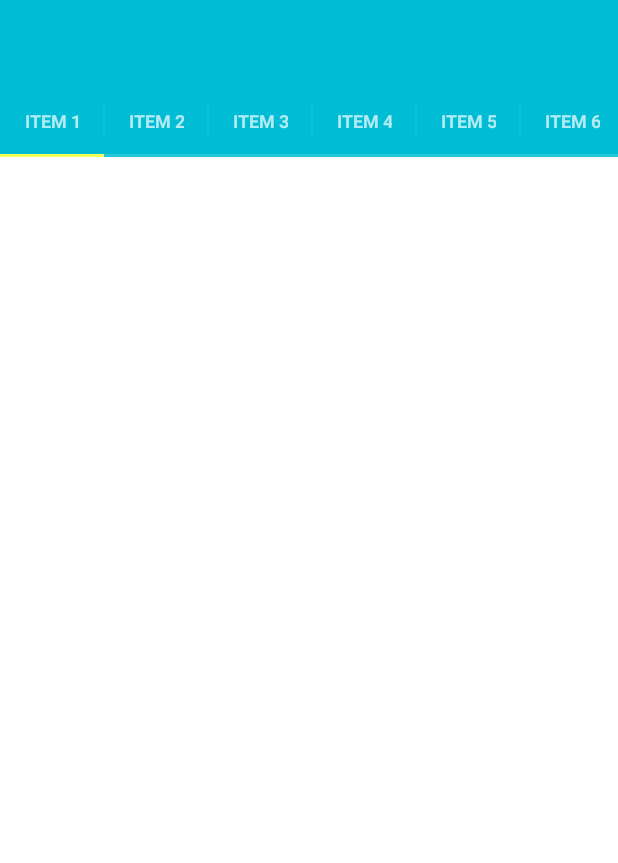
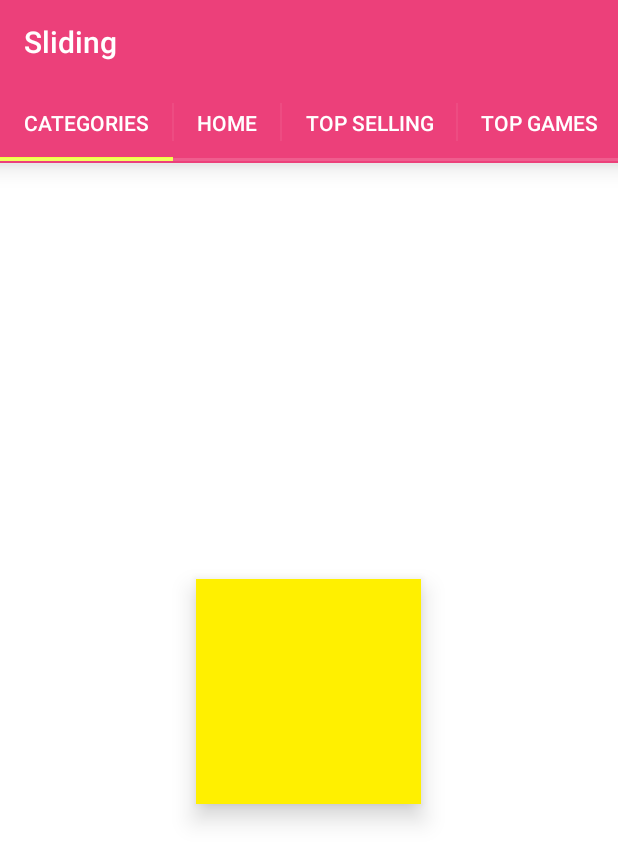
Before and after one commit to saulmm/Android-Material-Examples, an Android app: the screen it shows after launch (MainActivity), on a phone screen of 412 x 824 dp. Shown: the top 863 px of the screen. Run offline under Robolectric (Android 15) with nearby library versions, the phone set to English and light mode, and no system bars.

Commit message:
Adjusted slidingtablayout and added toolbar

```diff
--- a/app/src/main/java/com/saulmm/material/slidingtabs/MainActivity.java
+++ b/app/src/main/java/com/saulmm/material/slidingtabs/MainActivity.java
@@ -19,6 +19,8 @@ package com.saulmm.material.slidingtabs;
 import android.app.Activity;
 import android.app.FragmentTransaction;
 import android.os.Bundle;
+import android.support.v7.app.ActionBarActivity;
+import android.support.v7.widget.Toolbar;
 import com.saulmm.material.R;
 
 /**
@@ -28,7 +30,7 @@ import com.saulmm.material.R;
  * For devices with displays with a width of 720dp or greater, the sample log is always visible,
  * on other devices it's visibility is controlled by an item on the Action Bar.
  */
-public class MainActivity extends Activity {
+public class MainActivity extends ActionBarActivity {
 
     public static final String TAG = "MainActivity";
 
@@ -46,5 +48,11 @@ public class MainActivity extends Activity {
             transaction.replace(R.id.sample_content_fragment, fragment);
             transaction.commit();
         }
+
+        // Configure toolbar
+        Toolbar mainToolbar = (Toolbar) findViewById(R.id.toolbar);
+        setSupportActionBar(mainToolbar);
+        getSupportActionBar().setTitle("Sliding");
+
     }
 }
--- a/app/src/main/java/com/saulmm/material/slidingtabs/SlidingTabsBasicFragment.java
+++ b/app/src/main/java/com/saulmm/material/slidingtabs/SlidingTabsBasicFragment.java
@@ -25,6 +25,7 @@ import android.util.Log;
 import android.view.LayoutInflater;
 import android.view.View;
 import android.view.ViewGroup;
+import android.widget.Button;
 import android.widget.TextView;
 
 import com.saulmm.material.R;
@@ -90,13 +91,14 @@ public class SlidingTabsBasicFragment extends Fragment {
      * {@link SlidingTabLayout}.
      */
     class SamplePagerAdapter extends PagerAdapter {
+        final String [] TITLES = {"CATEGORIES", "HOME", "TOP SELLING", "TOP GAMES", "TOP GROSSING"};
 
         /**
          * @return the number of pages to display
          */
         @Override
         public int getCount() {
-            return 10;
+            return 5;
         }
 
         /**
@@ -118,7 +120,7 @@ public class SlidingTabsBasicFragment extends Fragment {
          */
         @Override
         public CharSequence getPageTitle(int position) {
-            return "Item " + (position + 1);
+            return TITLES[position];
         }
         // END_INCLUDE (pageradapter_getpagetitle)
 
@@ -132,13 +134,10 @@ public class SlidingTabsBasicFragment extends Fragment {
             View view = getActivity().getLayoutInflater().inflate(R.layout.pager_item,
                     container, false);
             // Add the newly created View to the ViewPager
+
+
             container.addView(view);
 
-            // Retrieve a TextView from the inflated View, and update it's text
-            TextView title = (TextView) view.findViewById(R.id.item_title);
-            title.setText(String.valueOf(position + 1));
-
-            Log.i(LOG_TAG, "instantiateItem() [position: " + position + "]");
 
             // Return the View
             return view;
--- a/app/src/main/java/com/saulmm/material/slidingtabs/views/SlidingTabLayout.java
+++ b/app/src/main/java/com/saulmm/material/slidingtabs/views/SlidingTabLayout.java
@@ -28,6 +28,8 @@ import android.view.LayoutInflater;
 import android.view.View;
 import android.widget.HorizontalScrollView;
 import android.widget.TextView;
+
+import com.saulmm.material.R;
 
 /**
  * To be used with ViewPager to provide a tab indicator component which give constant feedback as to
@@ -67,7 +69,7 @@ public class SlidingTabLayout extends HorizontalScrollView {
 
     private static final int TITLE_OFFSET_DIPS = 24;
     private static final int TAB_VIEW_PADDING_DIPS = 16;
-    private static final int TAB_VIEW_TEXT_SIZE_SP = 12;
+    private static final int TAB_VIEW_TEXT_SIZE_SP = 14;
 
     private int mTitleOffset;
 
@@ -173,6 +175,7 @@ public class SlidingTabLayout extends HorizontalScrollView {
         textView.setGravity(Gravity.CENTER);
         textView.setTextSize(TypedValue.COMPLEX_UNIT_SP, TAB_VIEW_TEXT_SIZE_SP);
         textView.setTypeface(Typeface.DEFAULT_BOLD);
+        textView.setTextAppearance(context, R.style.SlidingTextViewStyle);
 
         if (Build.VERSION.SDK_INT >= Build.VERSION_CODES.HONEYCOMB) {
             // If we're running on Honeycomb or newer, then we can use the Theme's
--- a/app/src/main/java/com/saulmm/material/slidingtabs/views/SlidingTabStrip.java
+++ b/app/src/main/java/com/saulmm/material/slidingtabs/views/SlidingTabStrip.java
@@ -30,7 +30,7 @@ class SlidingTabStrip extends LinearLayout {
 
     private static final int DEFAULT_BOTTOM_BORDER_THICKNESS_DIPS = 2;
     private static final byte DEFAULT_BOTTOM_BORDER_COLOR_ALPHA = 0x26;
-    private static final int SELECTED_INDICATOR_THICKNESS_DIPS = 2;
+    private static final int SELECTED_INDICATOR_THICKNESS_DIPS = 3;
     private static final int DEFAULT_SELECTED_INDICATOR_COLOR = 0xFF33B5E5;
 
     private static final int DEFAULT_DIVIDER_THICKNESS_DIPS = 1;
--- a/app/src/main/res/layout/activity_main.xml
+++ b/app/src/main/res/layout/activity_main.xml
@@ -4,6 +4,13 @@
       android:layout_width="match_parent"
       android:layout_height="match_parent"
       android:id="@+id/sample_main_layout">
+
+    <android.support.v7.widget.Toolbar
+        android:id="@+id/toolbar"
+        android:layout_height="wrap_content"
+        android:layout_width="match_parent"
+        android:background="?android:colorPrimary"
+        android:minHeight="?attr/actionBarSize"/>
 
     <FrameLayout
           android:id="@+id/sample_content_fragment"
--- a/app/src/main/res/layout/fragment_sample.xml
+++ b/app/src/main/res/layout/fragment_sample.xml
@@ -2,25 +2,27 @@
 <LinearLayout xmlns:android="http://schemas.android.com/apk/res/android"
     android:layout_width="match_parent"
     android:layout_height="match_parent"
+    android:background="#FFF"
     android:orientation="vertical">
-
-    <android.support.v7.widget.Toolbar
-        android:id="@+id/toolbar"
-        android:layout_height="wrap_content"
-        android:layout_width="match_parent"
-        android:background="?android:colorPrimary"
-        android:minHeight="?attr/actionBarSize"/>
 
     <com.saulmm.material.slidingtabs.views.SlidingTabLayout
         android:id="@+id/sliding_tabs"
         android:layout_width="match_parent"
-          android:layout_height="wrap_content" />
+        android:layout_height="wrap_content"
+        android:elevation="10dp"/>
+
+    <View
+        android:layout_width="match_parent"
+        android:layout_height="1dp"
+        android:background="@color/theme_default_primary"
+        android:elevation="10dp"/>
 
     <android.support.v4.view.ViewPager
         android:id="@+id/viewpager"
         android:layout_width="match_parent"
         android:layout_height="0px"
         android:layout_weight="1"
+        android:layout_marginBottom="10dp"
         android:background="@android:color/white"/>
 
 </LinearLayout>
--- a/app/src/main/res/layout/pager_item.xml
+++ b/app/src/main/res/layout/pager_item.xml
@@ -6,17 +6,31 @@
       android:orientation="vertical"
       android:gravity="center">
 
-    <TextView
-          android:id="@+id/item_subtitle"
-          android:layout_width="wrap_content"
-          android:layout_height="wrap_content"
-          android:textAppearance="?android:attr/textAppearanceLarge"
-          android:text="Page:"/>
+    <LinearLayout
+        xmlns:android="http://schemas.android.com/apk/res/android"
+        android:orientation="vertical"
+        android:layout_width="match_parent"
+        android:layout_height="match_parent"
+        android:id="@+id/sample_main_layout">
 
-    <TextView
-          android:id="@+id/item_title"
-          android:layout_width="wrap_content"
-          android:layout_height="wrap_content"
-          android:textSize="80sp" />
+
+        <FrameLayout
+            android:id="@+id/sample_content_fragment"
+            android:layout_weight="2"
+            android:layout_width="match_parent"
+            android:layout_height="0px">
+
+                <LinearLayout
+                    android:layout_width="150dp"
+                    android:layout_height="150dp"
+                    android:layout_gravity="center"
+                    android:background="#FFF000"
+                    android:id="@+id/b1"
+                    android:elevation="10dp"/>
+
+        </FrameLayout>
+
+    </LinearLayout>
+
 
 </LinearLayout>
--- a/app/src/main/res/values-v21/styles.xml
+++ b/app/src/main/res/values-v21/styles.xml
@@ -1,12 +1,15 @@
 <?xml version="1.0" encoding="utf-8"?>
 <resources>
 
-    <style name="AppTheme" parent="Theme.AppCompat">
+    <style name="AppTheme" parent="Theme.AppCompat.NoActionBar">
 
+        <!-- android theme colors -->
         <item name="android:colorPrimary">@color/theme_default_primary</item>
         <item name="android:colorPrimaryDark">@color/theme_default_primary_dark</item>
-        <item name="android:statusBarColor">@color/theme_default_primary</item>
+        <item name="android:statusBarColor">@color/theme_default_primary_dark</item>
         <item name="android:colorAccent">@color/accent</item>
+
+        <!-- android transitions -->
         <item name="android:windowContentTransitions">true</item>
         <item name="drawerArrowStyle">@style/DrawerArrowStyle</item>
     </style>
@@ -16,5 +19,10 @@
         <item name="color">@android:color/white</item>
     </style>
 
+    <style name="SlidingTextViewStyle" parent="@android:style/Widget.TextView">
+        <item name="android:fontFamily">sans-serif-medium</item>
+        <item name="android:textColor">#FFF</item>
+    </style>
+
 
 </resources>
--- a/app/src/main/res/values/colors.xml
+++ b/app/src/main/res/values/colors.xml
@@ -2,8 +2,8 @@
 <resources>
 
     <!-- Theme colors -->
-    <color name="theme_default_primary">#00BCD4</color>
-    <color name="theme_default_primary_dark">#0097A7</color>
+    <color name="theme_default_primary">#EC407A</color>
+    <color name="theme_default_primary_dark">#E91E63</color>
     <color name="theme_window_background">#2A2A2A</color>
     <color name="accent">#EEFF41</color>
     <color name="gray_row_color">#ff515252</color>
```
Lines whose indentation alone changed are shown as unchanged.
